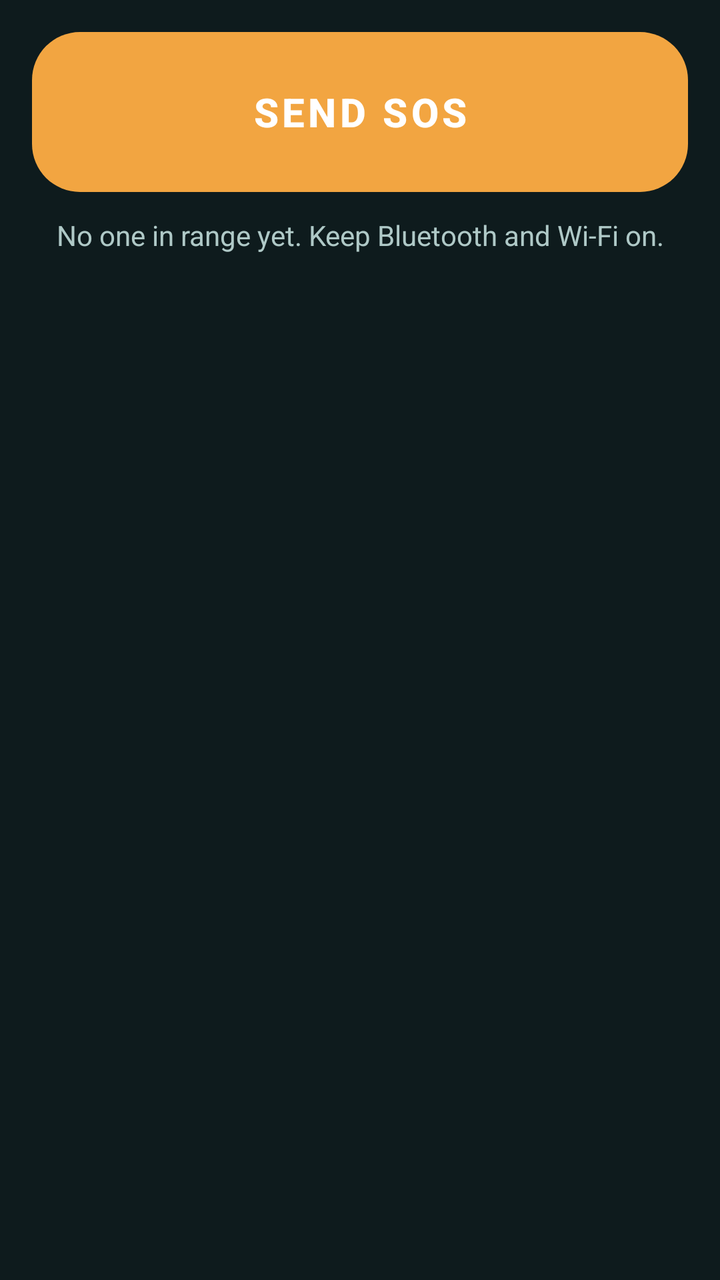
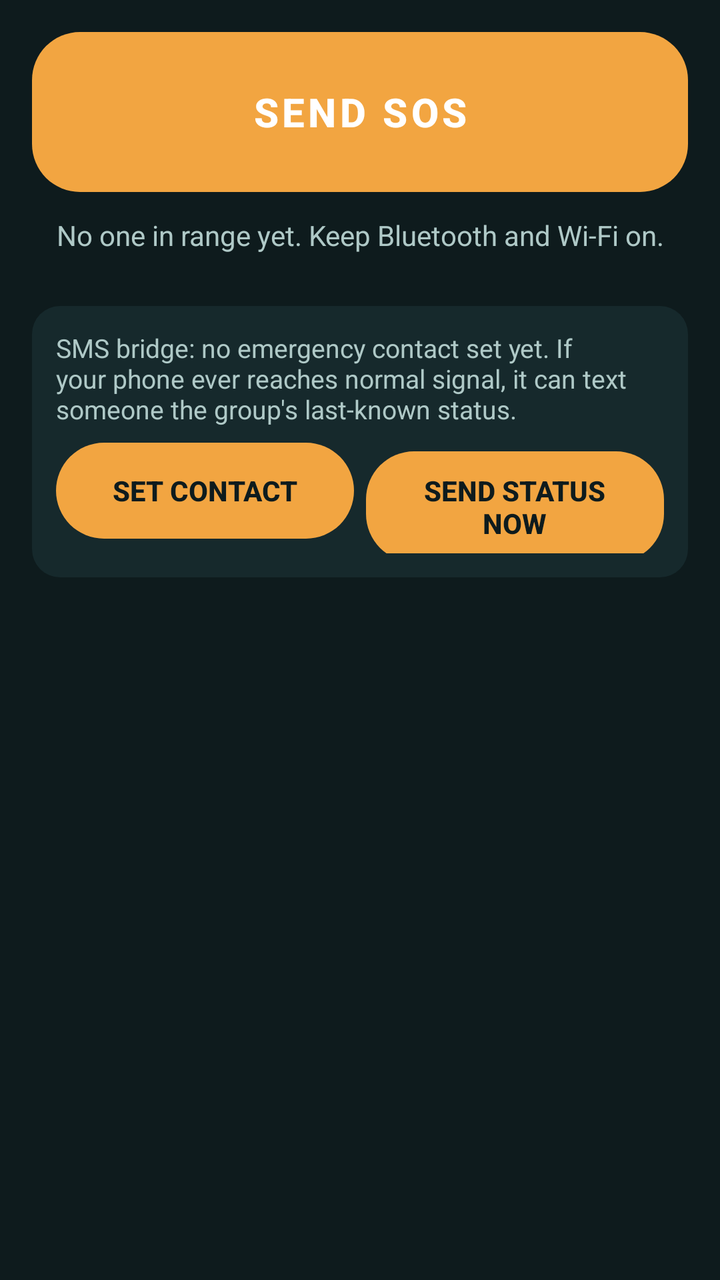

An Android layout rendered at two revisions. The XML below is the earlier revision; the diff shows what the commit changed to produce the second picture.
<!-- AndroidManifest.xml: application theme Theme.FindMe -->
<!-- res/layout/fragment_sos.xml -->
<?xml version="1.0" encoding="utf-8"?>
<LinearLayout xmlns:android="http://schemas.android.com/apk/res/android"
    android:layout_width="match_parent"
    android:layout_height="match_parent"
    android:orientation="vertical"
    android:padding="16dp">

    <Button
        android:id="@+id/sosButton"
        android:layout_width="match_parent"
        android:layout_height="80dp"
        android:text="@string/sos_button"
        android:textSize="20sp"
        android:textStyle="bold"
        android:textColor="@color/white"
        android:background="@drawable/bg_button_sos"
        android:stateListAnimator="@animator/press_scale" />

    <TextView
        android:id="@+id/sosHint"
        android:layout_width="match_parent"
        android:layout_height="wrap_content"
        android:layout_marginTop="12dp"
        android:textColor="@color/sand_300"
        android:gravity="center"
        android:text="@string/no_peers" />

    <androidx.recyclerview.widget.RecyclerView
        android:id="@+id/sosList"
        android:layout_width="match_parent"
        android:layout_height="wrap_content"
        android:layout_marginTop="12dp"
        android:clipToPadding="false" />

    <androidx.recyclerview.widget.RecyclerView
        android:id="@+id/inactiveList"
        android:layout_width="match_parent"
        android:layout_height="0dp"
        android:layout_weight="1"
        android:layout_marginTop="8dp"
        android:clipToPadding="false" />

</LinearLayout>
<!-- resources referenced by this layout -->
<resources>
  <color name="sand_300">#AFC9C7</color>
  <color name="white">#FFFFFF</color>
  <!-- drawable bg_button_sos (drawable) -->
  <?xml version="1.0" encoding="utf-8"?>
  <ripple xmlns:android="http://schemas.android.com/apk/res/android"
      android:color="@color/ripple_light">
      <item>
          <shape android:shape="rectangle">
              <solid android:color="@color/sos_red" />
              <corners android:radius="24dp" />
          </shape>
      </item>
  </ripple>
  <string name="no_peers">No one in range yet. Keep Bluetooth and Wi-Fi on.</string>
  <string name="sos_button">SEND SOS</string>
  <style name="Theme.FindMe" parent="Theme.MaterialComponents.DayNight.NoActionBar">
          <item name="colorPrimary">@color/amber_500</item>
          <item name="colorPrimaryDark">@color/sand_900</item>
          <item name="colorAccent">@color/teal_400</item>
          <item name="android:statusBarColor" tools:targetApi="21">@color/sand_900</item>
          <item name="android:windowBackground">@color/sand_900</item>
      </style>
  <color name="ripple_light">#33FFFFFF</color>
  <color name="sos_red">#FF4D5E</color>
  <color name="amber_500">#F2A541</color>
  <color name="sand_900">#0E1B1D</color>
  <color name="teal_400">#39C5BB</color>
</resources>

<!-- the commit's change to res/layout/fragment_sos.xml (unified diff, before → after) -->
@@ -32,6 +32,47 @@
         android:layout_marginTop="12dp"
         android:clipToPadding="false" />
 
+    <LinearLayout
+        android:layout_width="match_parent"
+        android:layout_height="wrap_content"
+        android:layout_marginTop="14dp"
+        android:orientation="vertical"
+        android:background="@drawable/bg_card"
+        android:padding="12dp">
+
+        <TextView
+            android:id="@+id/smsBridgeStatus"
+            android:layout_width="match_parent"
+            android:layout_height="wrap_content"
+            android:textColor="@color/sand_300"
+            android:textSize="13sp"
+            android:text="@string/sms_bridge_no_contact" />
+
+        <LinearLayout
+            android:layout_width="match_parent"
+            android:layout_height="wrap_content"
+            android:layout_marginTop="8dp"
+            android:orientation="horizontal">
+
+            <Button
+                android:id="@+id/smsBridgeSetContact"
+                style="@style/FindMe.Button.Pill"
+                android:layout_width="0dp"
+                android:layout_height="wrap_content"
+                android:layout_weight="1"
+                android:layout_marginEnd="6dp"
+                android:text="@string/sms_bridge_set_contact" />
+
+            <Button
+                android:id="@+id/smsBridgeSendNow"
+                style="@style/FindMe.Button.Pill"
+                android:layout_width="0dp"
+                android:layout_height="wrap_content"
+                android:layout_weight="1"
+                android:text="@string/sms_bridge_send_now" />
+        </LinearLayout>
+    </LinearLayout>
+
     <androidx.recyclerview.widget.RecyclerView
         android:id="@+id/inactiveList"
         android:layout_width="match_parent"
<!-- resource entries referenced after the edit -->
@@ -13,8 +13,23 @@
           </shape>
       </item>
   </ripple>
+  <!-- drawable bg_card (drawable) -->
+  <?xml version="1.0" encoding="utf-8"?>
+  <shape xmlns:android="http://schemas.android.com/apk/res/android" android:shape="rectangle">
+      <solid android:color="@color/night_panel" />
+      <corners android:radius="14dp" />
+  </shape>
   <string name="no_peers">No one in range yet. Keep Bluetooth and Wi-Fi on.</string>
+  <string name="sms_bridge_no_contact">SMS bridge: no emergency contact set yet. If your phone ever reaches normal signal, it can text someone the group\'s last-known status.</string>
+  <string name="sms_bridge_send_now">Send status now</string>
+  <string name="sms_bridge_set_contact">Set contact</string>
   <string name="sos_button">SEND SOS</string>
+  <style name="FindMe.Button.Pill" parent="android:Widget.Material.Button">
+          <item name="android:background">@drawable/bg_button_pill</item>
+          <item name="android:textColor">@color/sand_900</item>
+          <item name="android:textStyle">bold</item>
+          <item name="android:stateListAnimator">@animator/press_scale</item>
+      </style>
   <style name="Theme.FindMe" parent="Theme.MaterialComponents.DayNight.NoActionBar">
           <item name="colorPrimary">@color/amber_500</item>
           <item name="colorPrimaryDark">@color/sand_900</item>
@@ -24,8 +39,21 @@
       </style>
   <color name="ripple_light">#33FFFFFF</color>
   <color name="sos_red">#FF4D5E</color>
+  <color name="night_panel">#16292C</color>
+  <!-- drawable bg_button_pill (drawable) -->
+  <?xml version="1.0" encoding="utf-8"?>
+  <ripple xmlns:android="http://schemas.android.com/apk/res/android"
+      android:color="@color/ripple_dark">
+      <item>
+          <shape android:shape="rectangle">
+              <solid android:color="@color/amber_500" />
+              <corners android:radius="24dp" />
+          </shape>
+      </item>
+  </ripple>
   <color name="amber_500">#F2A541</color>
   <color name="sand_900">#0E1B1D</color>
   <color name="teal_400">#39C5BB</color>
+  <color name="ripple_dark">#22000000</color>
 </resources>
 
